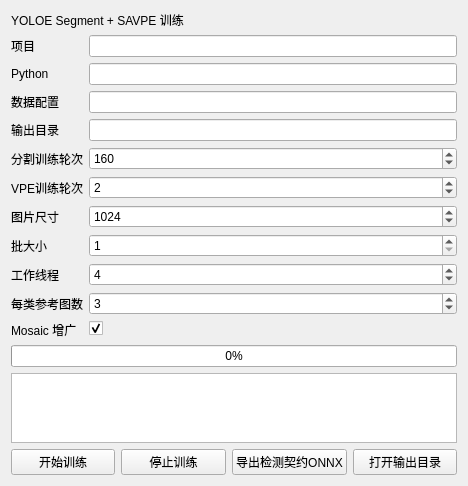
Qt form VisionAIFlowApp/TrainForms/YoloEForms/yoloetrainform.ui (HaiwenMeng/VisionAIFlowV1) before a commit.
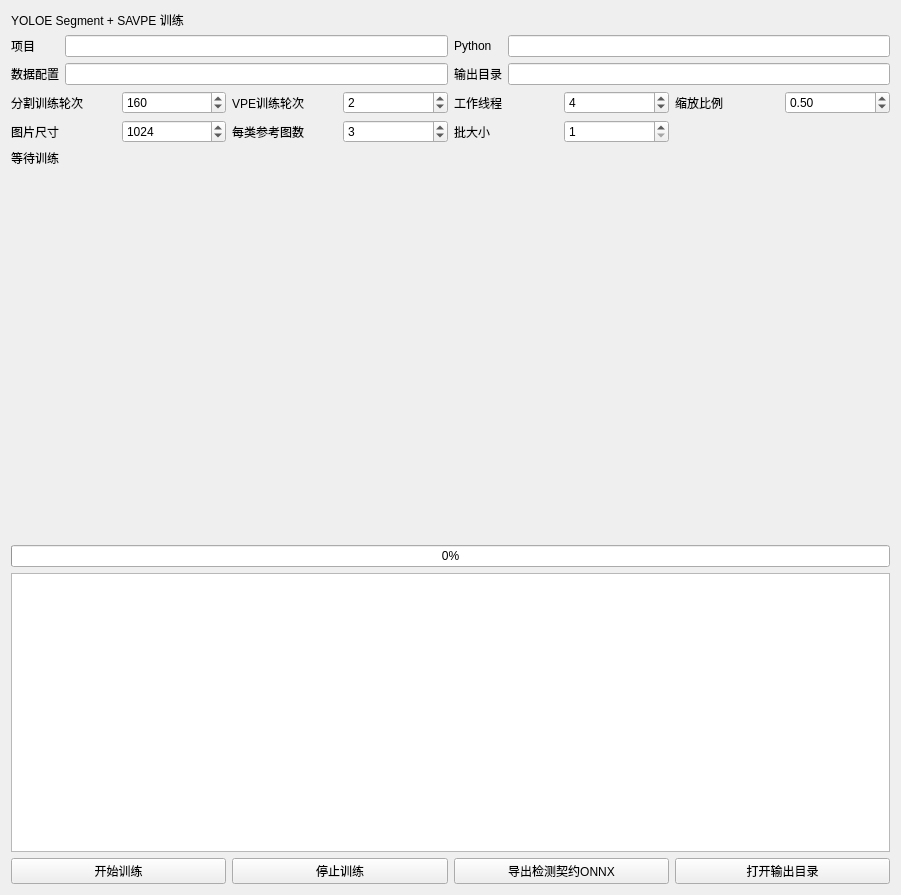
The same form after that commit. Custom widgets are drawn as their Qt base class.

```diff
--- a/VisionAIFlowApp/TrainForms/YoloEForms/yoloetrainform.ui
+++ b/VisionAIFlowApp/TrainForms/YoloEForms/yoloetrainform.ui
@@ -6,23 +6,54 @@
    <rect>
     <x>0</x>
     <y>0</y>
-    <width>468</width>
-    <height>484</height>
+    <width>901</width>
+    <height>895</height>
    </rect>
   </property>
   <property name="windowTitle">
    <string>YOLOE训练</string>
   </property>
-  <layout class="QVBoxLayout" name="verticalLayout">
-   <item>
+  <layout class="QGridLayout" name="gridLayout_6">
+   <item row="0" column="0" rowspan="2" colspan="2">
+    <layout class="QGridLayout" name="gridLayout_5">
+     <item row="4" column="0">
+      <widget class="YtChartView" name="chartLoss" native="true">
+       <property name="minimumSize">
+        <size>
+         <width>0</width>
+         <height>180</height>
+        </size>
+       </property>
+      </widget>
+     </item>
+     <item row="0" column="0">
     <widget class="QLabel" name="LB_Title">
      <property name="text">
       <string>YOLOE Segment + SAVPE 训练</string>
      </property>
     </widget>
    </item>
-   <item>
-    <layout class="QFormLayout" name="formLayout">
+     <item row="6" column="0">
+      <widget class="QPlainTextEdit" name="PTE_Log">
+       <property name="readOnly">
+        <bool>true</bool>
+       </property>
+      </widget>
+     </item>
+     <item row="3" column="0">
+      <widget class="YtChartView" name="chartMetrics" native="true">
+       <property name="minimumSize">
+        <size>
+         <width>0</width>
+         <height>180</height>
+        </size>
+       </property>
+      </widget>
+     </item>
+     <item row="1" column="0">
+      <layout class="QGridLayout" name="gridLayout_4">
+       <item row="0" column="0">
+        <layout class="QGridLayout" name="gridLayout_2">
      <item row="0" column="0">
       <widget class="QLabel" name="labelTask">
        <property name="text">
@@ -37,56 +68,60 @@
        </property>
       </widget>
      </item>
-     <item row="1" column="0">
+         <item row="0" column="2">
       <widget class="QLabel" name="labelPython">
        <property name="text">
         <string>Python</string>
        </property>
       </widget>
      </item>
-     <item row="1" column="1">
+         <item row="0" column="3">
       <widget class="QLineEdit" name="LE_Python">
        <property name="readOnly">
         <bool>true</bool>
        </property>
       </widget>
      </item>
-     <item row="2" column="0">
+         <item row="1" column="0">
       <widget class="QLabel" name="labelData">
        <property name="text">
         <string>数据配置</string>
        </property>
       </widget>
      </item>
-     <item row="2" column="1">
+         <item row="1" column="1">
       <widget class="QLineEdit" name="LE_Data">
        <property name="readOnly">
         <bool>true</bool>
        </property>
       </widget>
      </item>
-     <item row="3" column="0">
+         <item row="1" column="2">
       <widget class="QLabel" name="labelOutput">
        <property name="text">
         <string>输出目录</string>
        </property>
       </widget>
      </item>
-     <item row="3" column="1">
+         <item row="1" column="3">
       <widget class="QLineEdit" name="LE_Output">
        <property name="readOnly">
         <bool>true</bool>
        </property>
       </widget>
      </item>
-     <item row="4" column="0">
+        </layout>
+       </item>
+       <item row="1" column="0">
+        <layout class="QGridLayout" name="gridLayout_3">
+         <item row="0" column="0">
       <widget class="QLabel" name="labelSeg">
        <property name="text">
         <string>分割训练轮次</string>
        </property>
       </widget>
      </item>
-     <item row="4" column="1">
+         <item row="0" column="1">
       <widget class="QSpinBox" name="SB_SegEpochs">
        <property name="maximum">
         <number>10000</number>
@@ -96,14 +131,14 @@
        </property>
       </widget>
      </item>
-     <item row="5" column="0">
+         <item row="0" column="2">
       <widget class="QLabel" name="labelVpe">
        <property name="text">
         <string>VPE训练轮次</string>
        </property>
       </widget>
      </item>
-     <item row="5" column="1">
+         <item row="0" column="3">
       <widget class="QSpinBox" name="SB_VpeEpochs">
        <property name="minimum">
         <number>1</number>
@@ -116,14 +151,57 @@
        </property>
       </widget>
      </item>
-     <item row="6" column="0">
+         <item row="0" column="4">
+          <widget class="QLabel" name="labelWorkers">
+           <property name="text">
+            <string>工作线程</string>
+           </property>
+          </widget>
+         </item>
+         <item row="0" column="5">
+          <widget class="QSpinBox" name="SB_Workers">
+           <property name="maximum">
+            <number>32</number>
+           </property>
+           <property name="value">
+            <number>4</number>
+           </property>
+          </widget>
+         </item>
+         <item row="0" column="6">
+          <widget class="QLabel" name="labelZoomRatio">
+           <property name="text">
+            <string>缩放比例</string>
+           </property>
+          </widget>
+         </item>
+         <item row="0" column="7">
+          <widget class="QDoubleSpinBox" name="DSB_ZoomRatio">
+           <property name="decimals">
+            <number>2</number>
+           </property>
+           <property name="minimum">
+            <double>0.050000000000000</double>
+           </property>
+           <property name="maximum">
+            <double>1.000000000000000</double>
+           </property>
+           <property name="singleStep">
+            <double>0.050000000000000</double>
+           </property>
+           <property name="value">
+            <double>0.500000000000000</double>
+           </property>
+          </widget>
+         </item>
+         <item row="1" column="0">
       <widget class="QLabel" name="labelImage">
        <property name="text">
         <string>图片尺寸</string>
        </property>
       </widget>
      </item>
-     <item row="6" column="1">
+         <item row="1" column="1">
       <widget class="QSpinBox" name="SB_ImageSize">
        <property name="minimum">
         <number>32</number>
@@ -139,51 +217,14 @@
        </property>
       </widget>
      </item>
-     <item row="7" column="0">
-      <widget class="QLabel" name="labelBatch">
-       <property name="text">
-        <string>批大小</string>
-       </property>
-      </widget>
-     </item>
-     <item row="7" column="1">
-      <widget class="QSpinBox" name="SB_Batch">
-       <property name="minimum">
-        <number>1</number>
-       </property>
-       <property name="maximum">
-        <number>128</number>
-       </property>
-       <property name="value">
-        <number>1</number>
-       </property>
-      </widget>
-     </item>
-     <item row="8" column="0">
-      <widget class="QLabel" name="labelWorkers">
-       <property name="text">
-        <string>工作线程</string>
-       </property>
-      </widget>
-     </item>
-     <item row="8" column="1">
-      <widget class="QSpinBox" name="SB_Workers">
-       <property name="maximum">
-        <number>32</number>
-       </property>
-       <property name="value">
-        <number>4</number>
-       </property>
-      </widget>
-     </item>
-     <item row="9" column="0">
+         <item row="1" column="2">
       <widget class="QLabel" name="labelRef">
        <property name="text">
         <string>每类参考图数</string>
        </property>
       </widget>
      </item>
-     <item row="9" column="1">
+         <item row="1" column="3">
       <widget class="QSpinBox" name="SB_ReferenceCount">
        <property name="minimum">
         <number>1</number>
@@ -196,37 +237,38 @@
        </property>
       </widget>
      </item>
-     <item row="10" column="0">
-      <widget class="QLabel" name="labelMosaic">
+         <item row="1" column="4">
+          <widget class="QLabel" name="labelBatch">
        <property name="text">
-        <string>Mosaic 增广</string>
+            <string>批大小</string>
        </property>
       </widget>
      </item>
-     <item row="10" column="1">
-      <widget class="QCheckBox" name="CB_Mosaic">
-       <property name="checked">
-        <bool>true</bool>
-       </property>
-      </widget>
-     </item>
-    </layout>
-   </item>
-   <item>
-    <widget class="QProgressBar" name="PB_Progress">
+         <item row="1" column="5">
+          <widget class="QSpinBox" name="SB_Batch">
+           <property name="minimum">
+            <number>1</number>
+           </property>
+           <property name="maximum">
+            <number>128</number>
+           </property>
      <property name="value">
-      <number>0</number>
+            <number>1</number>
      </property>
     </widget>
    </item>
-   <item>
-    <widget class="QPlainTextEdit" name="PTE_Log">
-     <property name="readOnly">
-      <bool>true</bool>
+        </layout>
+       </item>
+      </layout>
+     </item>
+     <item row="2" column="0">
+      <widget class="QLabel" name="LB_TrainingStatus">
+       <property name="text">
+        <string>等待训练</string>
      </property>
     </widget>
    </item>
-   <item>
+     <item row="7" column="0">
     <layout class="QHBoxLayout" name="buttonLayout">
      <item>
       <widget class="QPushButton" name="PB_Start">
@@ -258,8 +300,24 @@
      </item>
     </layout>
    </item>
-  </layout>
+     <item row="5" column="0">
+      <widget class="QProgressBar" name="PB_Progress">
+       <property name="value">
+        <number>0</number>
+       </property>
+      </widget>
+     </item>
+    </layout>
+   </item>
+  </layout>
  </widget>
+ <customwidgets>
+  <customwidget>
+   <class>YtChartView</class>
+   <extends>QWidget</extends>
+   <header>ytchartview.h</header>
+  </customwidget>
+ </customwidgets>
  <resources/>
  <connections/>
 </ui>
```
Lines whose indentation alone changed are shown as unchanged.
